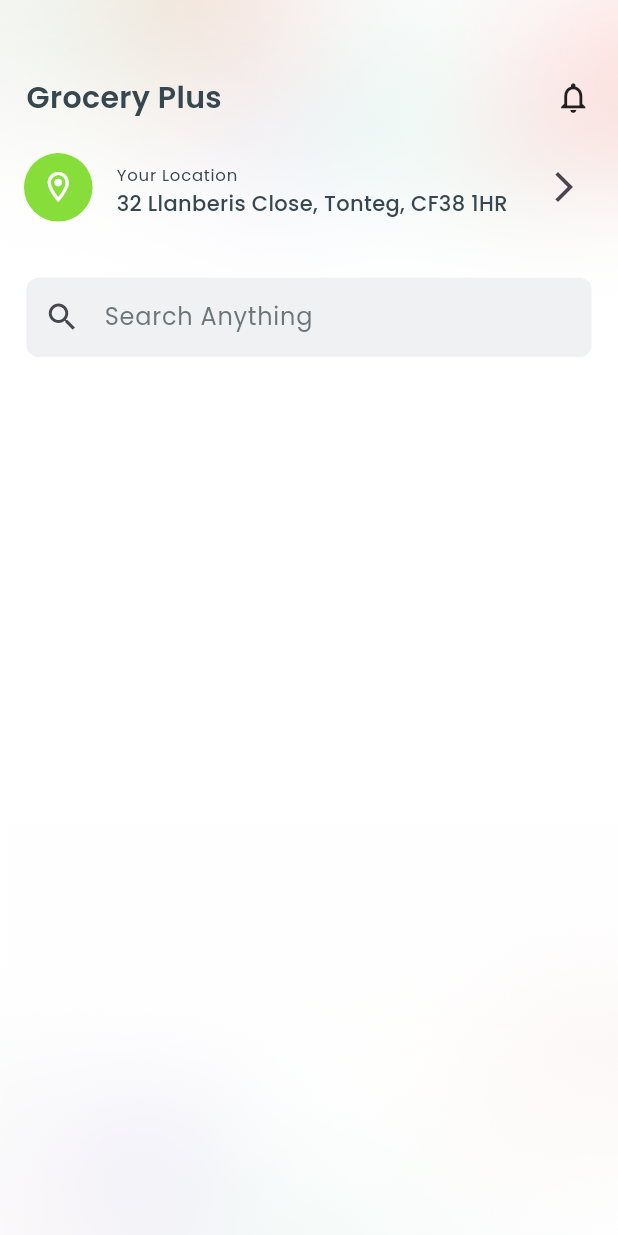
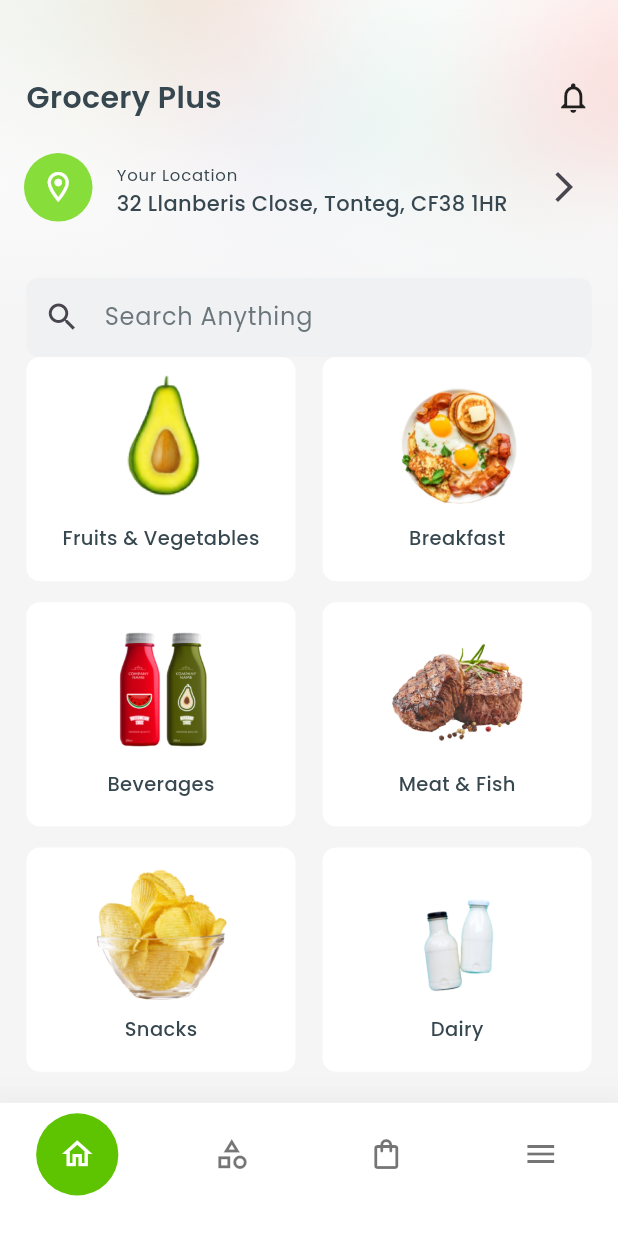
Before and after one commit to Anas-Masri/test_course, a Flutter app: the HomeView screen opened directly, on a phone screen of 412 x 824 dp. Run offline on Flutter 3.47's test engine with Material 3 defaults, Android fonts, the phone set to English and light mode, and no system bars; our stand-ins replace flutter_screenutil, pinput.

Commit message:
test and fix bug

```diff
--- a/lib/core/constants/app_colors.dart
+++ b/lib/core/constants/app_colors.dart
@@ -8,10 +8,12 @@ class AppColors {
   static const Color redButton = Color(0xffFF5552);
   static const Color blueButton = Color(0xff236CD9);
   static const Color grayButton = Color(0xffF0F1F2);
+  static const Color graybackgroundColor = Color(0xffF5F5F6);
+
 ///////text color
   static const Color orangeText = Color(0xffF37A20);
   static const Color blackText = Color(0xff37474F);
   static const Color blackBoldText = Color(0xff3E3E3E);
-  static const Color whiteText = Colors.white;
+  static const Color white = Colors.white;
   static const Color blackText1 = Colors.black;
 }
--- /dev/null
+++ b/lib/core/constants/app_constants.dart
@@ -0,0 +1,21 @@
+import 'package:test_course/core/constants/app_image.dart';
+
+class AppConstants {
+  static List<String> imageList = [
+    AppImage.imageTest1,
+    AppImage.imageTest2,
+    AppImage.imageTest3,
+    AppImage.imageTest4,
+    AppImage.imageTest5,
+    AppImage.imageTest6,
+  ];
+
+  static List<String> titleList = [
+    'Fruits & Vegetables',
+    'Breakfast',
+    'Beverages',
+    'Meat & Fish',
+    'Snacks',
+    'Dairy',
+  ];
+}
--- /dev/null
+++ b/lib/core/constants/app_image.dart
@@ -0,0 +1,8 @@
+class AppImage {
+  static String imageTest1 = 'assets/images/home_image/Fruits & Vegetables.png';
+  static String imageTest2 = 'assets/images/home_image/Breakfast.png';
+  static String imageTest3 = 'assets/images/home_image/Beverages.png';
+  static String imageTest4 = 'assets/images/home_image/Meat & Fish.png';
+  static String imageTest5 = 'assets/images/home_image/Snacks.png';
+  static String imageTest6 = 'assets/images/home_image/Dairy.png';
+}
--- a/lib/core/constants/app_text_style.dart
+++ b/lib/core/constants/app_text_style.dart
@@ -15,6 +15,10 @@ class AppTextStyle {
 
   static TextStyle medium12(color) {
     return TextStyle(fontSize: 12, fontWeight: FontWeight.w500, color: color);
+  }
+
+  static TextStyle medium13(color) {
+    return TextStyle(fontSize: 13, fontWeight: FontWeight.w500, color: color);
   }
 
   static TextStyle medium14(color) {
--- a/lib/core/widgets/custom_button_widget.dart
+++ b/lib/core/widgets/custom_button_widget.dart
@@ -14,7 +14,7 @@ class CustomButtonWidget extends StatelessWidget {
       this.onTap,
       this.widget = const Icon(
         Icons.arrow_forward,
-        color: AppColors.whiteText,
+        color: AppColors.white,
       )});
   final double width;
   final double height;
--- /dev/null
+++ b/lib/core/widgets/grid_view_item_builder.dart
@@ -0,0 +1,45 @@
+import 'package:flutter/material.dart';
+import 'package:flutter_screenutil/flutter_screenutil.dart';
+import 'package:test_course/core/constants/app_colors.dart';
+import 'package:test_course/core/constants/app_text_style.dart';
+
+class GridViewItemBuilder extends StatelessWidget {
+  const GridViewItemBuilder(
+      {super.key, required this.image, required this.categoryName});
+  final String image;
+  final String categoryName;
+
+  @override
+  Widget build(BuildContext context) {
+    return Container(
+      width: 165.w,
+      height: 160.h,
+      decoration: BoxDecoration(
+        color: AppColors.white,
+        borderRadius: BorderRadius.circular(9.r),
+      ),
+      child: Column(
+        children: [
+          SizedBox(
+            height: 10.h,
+          ),
+          Image.asset(
+            image,
+            width: 95.w,
+            height: 95.h,
+          ),
+          SizedBox(
+            height: 5.h,
+          ),
+          Text(
+            categoryName,
+            style: AppTextStyle.medium13(AppColors.blackText),
+          ),
+          SizedBox(
+            height: 11.h,
+          )
+        ],
+      ),
+    );
+  }
+}
--- a/lib/main.dart
+++ b/lib/main.dart
@@ -1,6 +1,6 @@
 import 'package:flutter/material.dart';
 import 'package:flutter_screenutil/flutter_screenutil.dart';
-import 'package:test_course/view/splash/splash_view.dart';
+import 'package:test_course/view/home_view.dart';
 
 void main() {
   runApp(const MyApp());
@@ -22,6 +22,6 @@ class MyApp extends StatelessWidget {
             home: child,
           );
         },
-        child: const SplashView());
+        child: const HomeView());
   }
 }
--- a/lib/view/home_view.dart
+++ b/lib/view/home_view.dart
@@ -1,16 +1,101 @@
 import 'package:flutter/material.dart';
 import 'package:flutter_screenutil/flutter_screenutil.dart';
 import 'package:test_course/core/constants/app_colors.dart';
+import 'package:test_course/core/constants/app_constants.dart';
 import 'package:test_course/core/constants/app_text_style.dart';
 import 'package:test_course/core/widgets/custom_text_form_field_widget.dart';
+import 'package:test_course/core/widgets/grid_view_item_builder.dart';
 
-class HomeView extends StatelessWidget {
+class HomeView extends StatefulWidget {
   const HomeView({super.key});
 
   @override
+  State<HomeView> createState() => _HomeViewState();
+}
+
+class _HomeViewState extends State<HomeView> {
+  int indexsellect = 0;
+  @override
   Widget build(BuildContext context) {
     return Scaffold(
-        backgroundColor: Colors.white,
+        backgroundColor: AppColors.graybackgroundColor,
+        bottomNavigationBar: BottomNavigationBar(
+            elevation: 25,
+            backgroundColor: AppColors.white,
+            currentIndex: indexsellect,
+            onTap: (value) {
+              indexsellect = value;
+              setState(() {});
+            },
+            selectedItemColor: AppColors.white,
+            iconSize: 24,
+            type: BottomNavigationBarType.fixed,
+            items: [
+              BottomNavigationBarItem(
+                activeIcon: Container(
+                  height: 54.r,
+                  width: 54.r,
+                  decoration: BoxDecoration(
+                      color: AppColors.greenButton,
+                      borderRadius: BorderRadius.circular(54.r)),
+                  child: const Icon(
+                    Icons.home_outlined,
+                  ),
+                ),
+                icon: const Icon(
+                  Icons.home_outlined,
+                ),
+                label: '',
+              ),
+              BottomNavigationBarItem(
+                activeIcon: Container(
+                  height: 54.r,
+                  width: 54.r,
+                  decoration: BoxDecoration(
+                      color: AppColors.greenButton,
+                      borderRadius: BorderRadius.circular(54.r)),
+                  child: const Icon(
+                    Icons.category_outlined,
+                  ),
+                ),
+                icon: const Icon(
+                  Icons.category_outlined,
+                ),
+                label: '',
+              ),
+              BottomNavigationBarItem(
+                activeIcon: Container(
+                  height: 54.r,
+                  width: 54.r,
+                  decoration: BoxDecoration(
+                      color: AppColors.greenButton,
+                      borderRadius: BorderRadius.circular(54.r)),
+                  child: const Icon(
+                    Icons.shopping_bag_outlined,
+                  ),
+                ),
+                icon: const Icon(
+                  Icons.shopping_bag_outlined,
+                ),
+                label: '',
+              ),
+              BottomNavigationBarItem(
+                activeIcon: Container(
+                  height: 54.r,
+                  width: 54.r,
+                  decoration: BoxDecoration(
+                      color: AppColors.greenButton,
+                      borderRadius: BorderRadius.circular(54.r)),
+                  child: const Icon(
+                    Icons.menu,
+                  ),
+                ),
+                icon: const Icon(
+                  Icons.menu,
+                ),
+                label: '',
+              ),
+            ]),
         body: Stack(
           fit: StackFit.expand,
           children: [
@@ -19,7 +104,7 @@ class HomeView extends StatelessWidget {
               child: Image.asset(
                 'assets/images/top_shape.png',
                 width: 375.65.w,
-                height: 211.2.h,
+                height: 200.h,
                 fit: BoxFit.cover,
               ),
             ),
@@ -27,33 +112,16 @@ class HomeView extends StatelessWidget {
               top: 0.h,
               child: Container(
                 width: 375.65.w,
-                height: 211.2.h,
+                height: 200.h,
                 decoration: const BoxDecoration(
                     gradient: LinearGradient(
-                        colors: [Colors.white, Colors.white12],
-                        begin: Alignment.bottomCenter,
-                        end: Alignment.topCenter)),
-              ),
-            ),
-            Positioned(
-              bottom: 0.h,
-              child: Image.asset(
-                'assets/images/bottom_shape.png',
-                width: 375.w,
-                height: 274.6.h,
-                fit: BoxFit.cover,
-              ),
-            ),
-            Positioned(
-              bottom: 0.h,
-              child: Container(
-                width: 375.w,
-                height: 274.6.h,
-                decoration: BoxDecoration(
-                    gradient: LinearGradient(colors: [
-                  Colors.white.withValues(alpha: 0.55),
-                  Colors.white54
-                ], end: Alignment.bottomCenter, begin: Alignment.topCenter)),
+                  colors: [
+                    AppColors.graybackgroundColor,
+                    Colors.white12,
+                  ],
+                  begin: Alignment.bottomCenter,
+                  end: Alignment.topCenter,
+                )),
               ),
             ),
             Column(
@@ -110,7 +178,26 @@ class HomeView extends StatelessWidget {
                     controller: TextEditingController(),
                     color: AppColors.grayButton,
                     width: 343.w,
-                    height: 52.h)
+                    height: 52.h),
+                Expanded(
+                  child: Padding(
+                    padding: EdgeInsets.symmetric(horizontal: 16.w),
+                    child: GridView.builder(
+                      gridDelegate:
+                          const SliverGridDelegateWithFixedCrossAxisCount(
+                              crossAxisCount: 2,
+                              childAspectRatio: 1.2,
+                              mainAxisSpacing: 14,
+                              crossAxisSpacing: 18),
+                      itemCount: AppConstants.imageList.length,
+                      itemBuilder: (BuildContext context, int index) {
+                        return GridViewItemBuilder(
+                            image: AppConstants.imageList[index],
+                            categoryName: AppConstants.titleList[index]);
+                      },
+                    ),
+                  ),
+                ),
               ],
             )
           ],
--- a/lib/view/onboarding/onboarding_1_view.dart
+++ b/lib/view/onboarding/onboarding_1_view.dart
@@ -170,7 +170,7 @@ class _Onboarding1ViewState extends State<Onboarding1View> {
                           height: 48.h,
                           color: AppColors.greenButton,
                           text: 'Next',
-                          textStyle: AppTextStyle.medium16(AppColors.whiteText),
+                          textStyle: AppTextStyle.medium16(AppColors.white),
                           radius: 8.r),
                       SizedBox(
                         height: MediaQuery.of(context).size.height * 0.1,
--- a/lib/view/onboarding/onboarding_2_view.dart
+++ b/lib/view/onboarding/onboarding_2_view.dart
@@ -165,7 +165,7 @@ class _Onboarding2ViewState extends State<Onboarding2View> {
                           height: 48.h,
                           color: AppColors.greenButton,
                           text: 'Submit',
-                          textStyle: AppTextStyle.medium16(AppColors.whiteText),
+                          textStyle: AppTextStyle.medium16(AppColors.white),
                           radius: 8.r),
                       SizedBox(
                         height: MediaQuery.of(context).size.height * 0.1,
--- a/lib/view/onboarding/onboarding_3_view.dart
+++ b/lib/view/onboarding/onboarding_3_view.dart
@@ -174,7 +174,7 @@ class _Onboarding3ViewState extends State<Onboarding3View> {
                           height: 48.h,
                           color: AppColors.greenButton,
                           text: 'Next',
-                          textStyle: AppTextStyle.medium16(AppColors.whiteText),
+                          textStyle: AppTextStyle.medium16(AppColors.white),
                           radius: 8.r),
                       SizedBox(
                         height: MediaQuery.of(context).size.height * 0.1,
--- a/lib/view/onboarding/onboarding_4_view.dart
+++ b/lib/view/onboarding/onboarding_4_view.dart
@@ -128,7 +128,7 @@ class _Onboarding4ViewState extends State<Onboarding4View> {
                       height: 48.h,
                       color: AppColors.blueButton,
                       text: 'Sync From Facebook',
-                      textStyle: AppTextStyle.medium16(AppColors.whiteText),
+                      textStyle: AppTextStyle.medium16(AppColors.white),
                       radius: 8.r),
                   SizedBox(
                     height: 16.h,
@@ -160,7 +160,7 @@ class _Onboarding4ViewState extends State<Onboarding4View> {
                       height: 48.h,
                       color: AppColors.greenButton,
                       text: 'Next',
-                      textStyle: AppTextStyle.medium16(AppColors.whiteText),
+                      textStyle: AppTextStyle.medium16(AppColors.white),
                       radius: 8.r),
                 ],
               ),
--- a/lib/view/onboarding/onboarding_5_view.dart
+++ b/lib/view/onboarding/onboarding_5_view.dart
@@ -187,7 +187,7 @@ class _Onboarding5ViewState extends State<Onboarding5View> {
                         height: 48.h,
                         color: AppColors.greenButton,
                         text: 'Finish, Good to go',
-                        textStyle: AppTextStyle.medium16(AppColors.whiteText),
+                        textStyle: AppTextStyle.medium16(AppColors.white),
                         radius: 8.r),
                     SizedBox(height: MediaQuery.of(context).size.height * 0.1),
                   ],
--- a/pubspec.yaml
+++ b/pubspec.yaml
@@ -17,6 +17,7 @@ dependencies:
   cupertino_icons: ^1.0.8
   flutter_screenutil: ^5.9.3
   pinput: ^5.0.0
+  animated_bottom_navigation_bar: ^1.3.3
 
 
 dev_dependencies:
@@ -31,6 +32,7 @@ flutter:
   uses-material-design: true
   assets:
     - assets/images/
+    - assets/images/home_image/
 
   fonts:
     - family: Poppins
```
Also changed, not shown: assets/images/home_image/Beverages.png (added), assets/images/home_image/Breakfast.png (added), assets/images/home_image/Dairy.png (added), assets/images/home_image/Fruits & Vegetables.png (added), assets/images/home_image/Meat & Fish.png (added), assets/images/home_image/Snacks.png (added), pubspec.lock.
